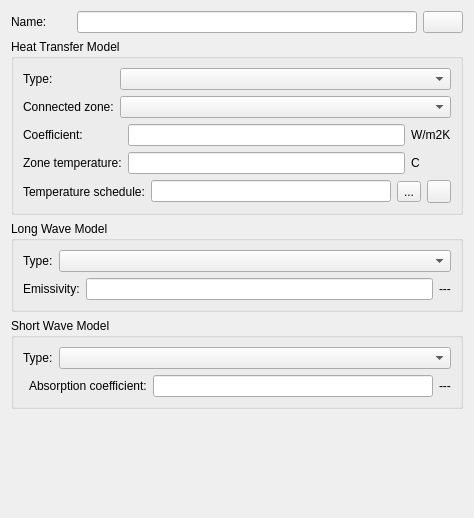
Before: the Qt Designer form SIM-VICUS/src/SVDBAcousticBoundaryConditionEditWidget.ui in ghorwin/SIM-VICUS, drawn with Qt 5.
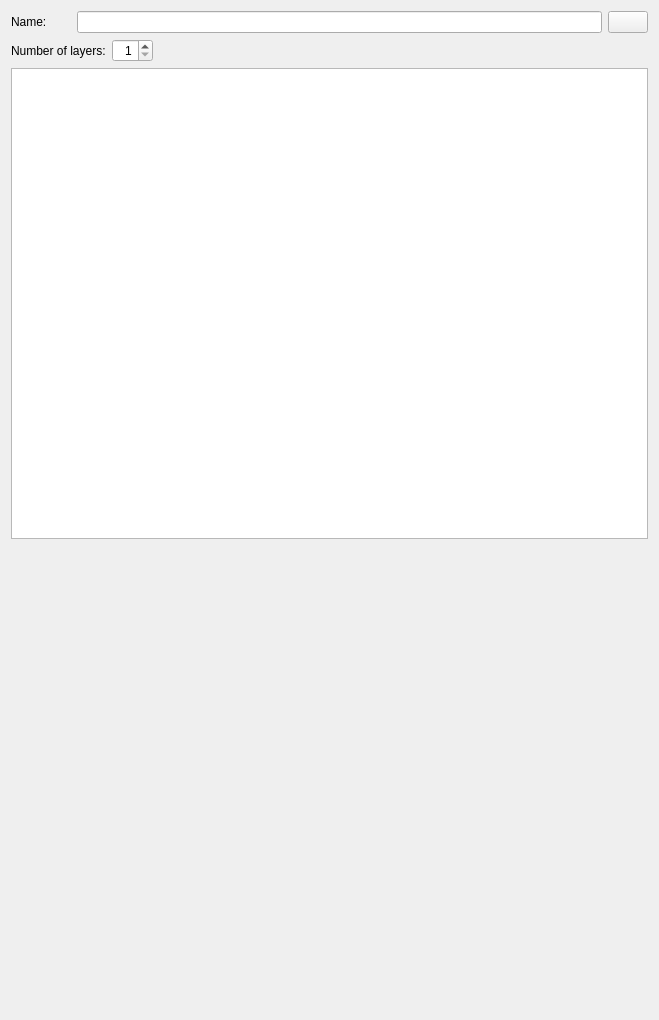
After: the same form once the commit is applied. Icons and pictures are not drawn. Custom widgets are drawn as their Qt base class.

Commit message: add acoustic classes and add these classes to database

```diff
--- a/SIM-VICUS/src/SVDBAcousticBoundaryConditionEditWidget.ui
+++ b/SIM-VICUS/src/SVDBAcousticBoundaryConditionEditWidget.ui
@@ -6,8 +6,8 @@
    <rect>
     <x>0</x>
     <y>0</y>
-    <width>474</width>
-    <height>518</height>
+    <width>659</width>
+    <height>1020</height>
    </rect>
   </property>
   <property name="windowTitle">
@@ -51,208 +51,50 @@
     </layout>
    </item>
    <item>
-    <widget class="QGroupBox" name="groupBoxHeatTransfer">
-     <property name="title">
-      <string>Heat Transfer Model</string>
-     </property>
-     <layout class="QGridLayout" name="gridLayout_4">
-      <item row="2" column="2">
-       <widget class="QtExt::ValidatingLineEdit" name="lineEditHeatTransferCoefficient"/>
-      </item>
-      <item row="0" column="0">
-       <widget class="QLabel" name="labelHeatTransferCoeffModelType">
-        <property name="text">
-         <string>Type:</string>
-        </property>
-       </widget>
-      </item>
-      <item row="2" column="3">
-       <widget class="QLabel" name="labelHeatTransferCoefficient_2">
-        <property name="text">
-         <string>W/m2K</string>
-        </property>
-       </widget>
-      </item>
-      <item row="1" column="0">
-       <widget class="QLabel" name="labelConnectedZoneType">
-        <property name="text">
-         <string>Connected zone:</string>
-        </property>
-       </widget>
-      </item>
-      <item row="2" column="0" colspan="2">
-       <widget class="QLabel" name="labelHeatTransferCoefficient">
-        <property name="text">
-         <string>Coefficient:</string>
-        </property>
-       </widget>
-      </item>
-      <item row="3" column="2">
-       <widget class="QtExt::ValidatingLineEdit" name="lineEditZoneConstTemperature"/>
-      </item>
-      <item row="3" column="0" colspan="2">
-       <widget class="QLabel" name="labelZoneConstTemperature">
-        <property name="text">
-         <string>Zone temperature:</string>
-        </property>
-       </widget>
-      </item>
-      <item row="3" column="3">
-       <widget class="QLabel" name="labelZoneConstTemperature_2">
-        <property name="text">
-         <string>C</string>
-        </property>
-       </widget>
-      </item>
-      <item row="1" column="1" colspan="3">
-       <widget class="QComboBox" name="comboBoxConnectedZoneType">
-        <property name="sizePolicy">
-         <sizepolicy hsizetype="Expanding" vsizetype="Fixed">
-          <horstretch>0</horstretch>
-          <verstretch>0</verstretch>
-         </sizepolicy>
-        </property>
-       </widget>
-      </item>
-      <item row="0" column="1" colspan="3">
-       <widget class="QComboBox" name="comboBoxHeatTransferCoeffModelType">
-        <property name="sizePolicy">
-         <sizepolicy hsizetype="Expanding" vsizetype="Fixed">
-          <horstretch>0</horstretch>
-          <verstretch>0</verstretch>
-         </sizepolicy>
-        </property>
-       </widget>
-      </item>
-      <item row="4" column="0" colspan="4">
-       <layout class="QGridLayout" name="gridLayout">
-        <item row="0" column="0">
-         <widget class="QLabel" name="labelScheduleZoneTemperature">
-          <property name="text">
-           <string>Temperature schedule:</string>
-          </property>
-         </widget>
-        </item>
-        <item row="0" column="1">
-         <widget class="QLineEdit" name="lineEditTemperatureScheduleName">
-          <property name="readOnly">
-           <bool>true</bool>
-          </property>
-         </widget>
-        </item>
-        <item row="0" column="2">
-         <widget class="QToolButton" name="toolButtonSelectTemperatureSchedule">
-          <property name="text">
-           <string>...</string>
-          </property>
-         </widget>
-        </item>
-        <item row="0" column="3">
-         <widget class="QToolButton" name="toolButtonRemoveTemperatureSchedule">
-          <property name="icon">
-           <iconset resource="../resources/SIM-VICUS.qrc">
-            <normaloff>:/gfx/actions/24x24/minus.png</normaloff>:/gfx/actions/24x24/minus.png</iconset>
-          </property>
-         </widget>
-        </item>
-       </layout>
-      </item>
-     </layout>
-    </widget>
+    <layout class="QHBoxLayout" name="horizontalLayout_5">
+     <item>
+      <widget class="QLabel" name="label">
+       <property name="sizePolicy">
+        <sizepolicy hsizetype="Maximum" vsizetype="Preferred">
+         <horstretch>0</horstretch>
+         <verstretch>0</verstretch>
+        </sizepolicy>
+       </property>
+       <property name="text">
+        <string>Number of layers:</string>
+       </property>
+      </widget>
+     </item>
+     <item>
+      <widget class="QSpinBox" name="spinBoxLayerCount">
+       <property name="alignment">
+        <set>Qt::AlignRight|Qt::AlignTrailing|Qt::AlignVCenter</set>
+       </property>
+       <property name="minimum">
+        <number>1</number>
+       </property>
+       <property name="maximum">
+        <number>15</number>
+       </property>
+      </widget>
+     </item>
+     <item>
+      <spacer name="horizontalSpacer_2">
+       <property name="orientation">
+        <enum>Qt::Horizontal</enum>
+       </property>
+       <property name="sizeHint" stdset="0">
+        <size>
+         <width>40</width>
+         <height>20</height>
+        </size>
+       </property>
+      </spacer>
+     </item>
+    </layout>
    </item>
    <item>
-    <widget class="QGroupBox" name="groupBoxLongWaveExchange">
-     <property name="title">
-      <string>Long Wave Model</string>
-     </property>
-     <layout class="QGridLayout" name="gridLayout_2">
-      <item row="1" column="0">
-       <widget class="QLabel" name="labelLongWaveEmissivity">
-        <property name="text">
-         <string>Emissivity:</string>
-        </property>
-       </widget>
-      </item>
-      <item row="1" column="1">
-       <widget class="QtExt::ValidatingLineEdit" name="lineEditLongWaveEmissivity"/>
-      </item>
-      <item row="1" column="2">
-       <widget class="QLabel" name="labelLongWaveEmissivity_2">
-        <property name="text">
-         <string>---</string>
-        </property>
-       </widget>
-      </item>
-      <item row="0" column="0" colspan="3">
-       <layout class="QHBoxLayout" name="horizontalLayout_2">
-        <item>
-         <widget class="QLabel" name="labelLWModelType">
-          <property name="text">
-           <string>Type:</string>
-          </property>
-         </widget>
-        </item>
-        <item>
-         <widget class="QComboBox" name="comboBoxLWModelType">
-          <property name="sizePolicy">
-           <sizepolicy hsizetype="Expanding" vsizetype="Fixed">
-            <horstretch>0</horstretch>
-            <verstretch>0</verstretch>
-           </sizepolicy>
-          </property>
-         </widget>
-        </item>
-       </layout>
-      </item>
-     </layout>
-    </widget>
-   </item>
-   <item>
-    <widget class="QGroupBox" name="groupBoxShortWaveRad">
-     <property name="title">
-      <string>Short Wave Model</string>
-     </property>
-     <layout class="QGridLayout" name="gridLayout_3">
-      <item row="1" column="2">
-       <widget class="QtExt::ValidatingLineEdit" name="lineEditSolarAbsorptionCoefficient"/>
-      </item>
-      <item row="1" column="1">
-       <widget class="QLabel" name="labelSolarAbsorptionCoefficient">
-        <property name="text">
-         <string>Absorption coefficient:</string>
-        </property>
-       </widget>
-      </item>
-      <item row="1" column="3">
-       <widget class="QLabel" name="labelSolarAbsorptionCoefficient_2">
-        <property name="text">
-         <string>---</string>
-        </property>
-       </widget>
-      </item>
-      <item row="0" column="0" colspan="4">
-       <layout class="QHBoxLayout" name="horizontalLayout_3">
-        <item>
-         <widget class="QLabel" name="labelSWModelType">
-          <property name="text">
-           <string>Type:</string>
-          </property>
-         </widget>
-        </item>
-        <item>
-         <widget class="QComboBox" name="comboBoxSWModelType">
-          <property name="sizePolicy">
-           <sizepolicy hsizetype="Expanding" vsizetype="Fixed">
-            <horstretch>0</horstretch>
-            <verstretch>0</verstretch>
-           </sizepolicy>
-          </property>
-         </widget>
-        </item>
-       </layout>
-      </item>
-     </layout>
-    </widget>
+    <widget class="QTableWidget" name="tableWidgetSoundAbsorptionLayers"/>
    </item>
    <item>
     <spacer name="verticalSpacer">
@@ -276,14 +118,6 @@
    <header location="global">QtExt_LanguageStringEditWidget1.h</header>
    <container>1</container>
   </customwidget>
-  <customwidget>
-   <class>QtExt::ValidatingLineEdit</class>
-   <extends>QLineEdit</extends>
-   <header>QtExt_ValidatingLineEdit.h</header>
-   <slots>
-    <signal>editingFinishedSuccessfully()</signal>
-   </slots>
-  </customwidget>
   <customwidget>
    <class>QtExt::ColorButton</class>
    <extends>QPushButton</extends>
```
Left out of the diff: 6 changed lines with no effect on the pictures. The commit also changes 9 other files.
